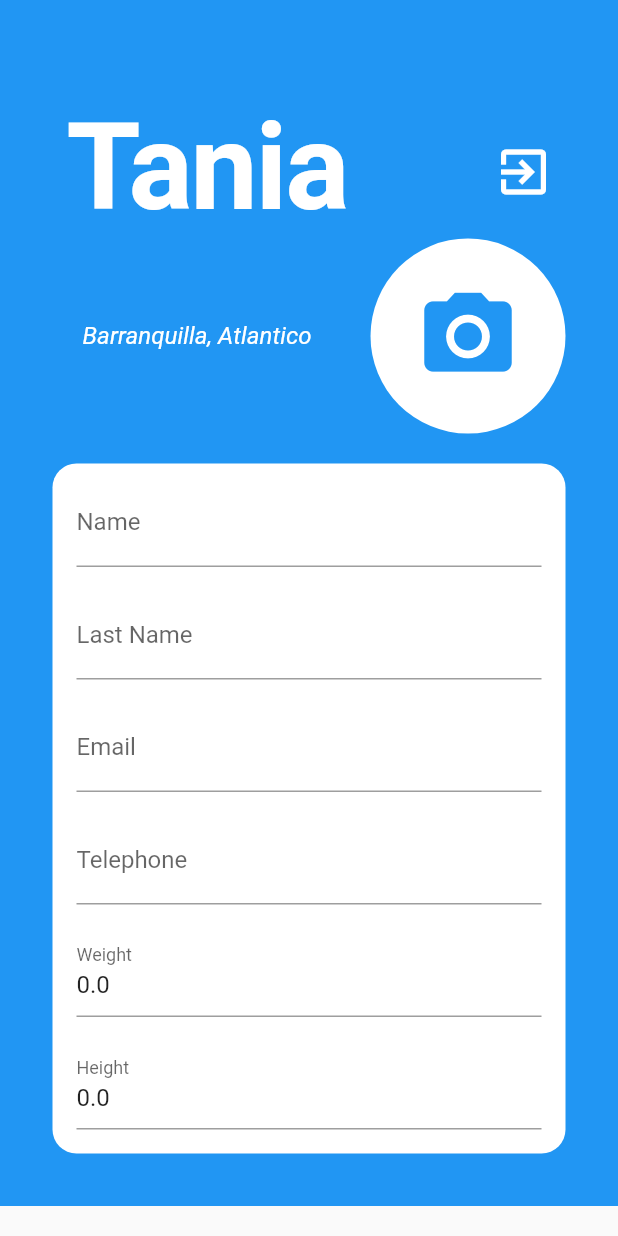
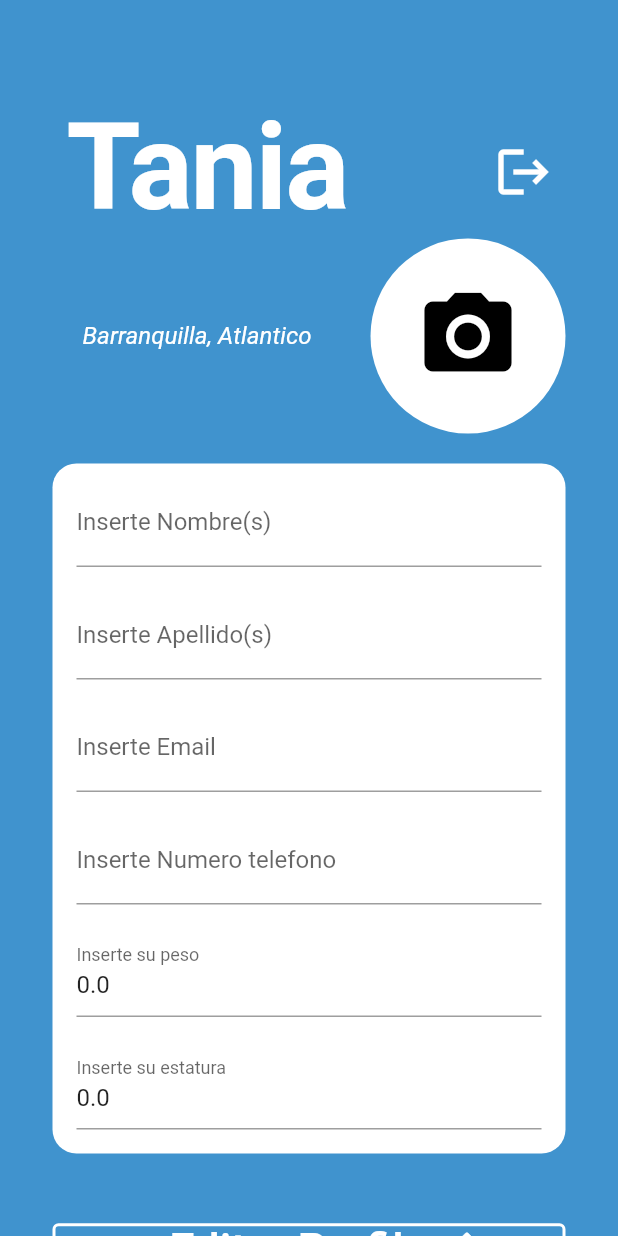
Before and after one commit to VictorCuerdo/trackyApp, a Flutter app: the screen it shows after launch, on a phone screen of 412 x 824 dp. Run offline on Flutter 3.47's test engine with Material 2 defaults, Android fonts, the light colour scheme and no system bars.

Commit message:
edit button added
Se inserta y arregla el boton de editar, se cambia el icono de exit por logout

```diff
--- a/trackyapp/lib/main.dart
+++ b/trackyapp/lib/main.dart
@@ -36,7 +36,7 @@ class _EditPersonalInfoState extends State<EditPersonalInfo> {
         children: [
           SingleChildScrollView(
             child: Container(
-              color: Colors.blue,
+              color: const Color.fromARGB(255, 64, 147, 206),
               padding: const EdgeInsets.all(
                   35.0), // ajusta los bordes laterale del formulario. Establece que tan ancho es el formulario
               child: Column(
@@ -60,10 +60,9 @@ class _EditPersonalInfoState extends State<EditPersonalInfo> {
                       ),
                       IconButton(
                         onPressed: () {},
-                        icon: const Icon(Icons.exit_to_app, size: 40),
+                        icon: const Icon(Icons.logout, size: 40),
                         color: Colors.white,
                         padding: const EdgeInsets.only(top: 5.0, right: 10.0),
-                        // alignment: Alignment.topRight,
                       ),
                     ],
                   ),
@@ -91,7 +90,7 @@ class _EditPersonalInfoState extends State<EditPersonalInfo> {
                         ),
                         child: IconButton(
                           icon: const Icon(Icons.photo_camera, size: 70),
-                          color: Colors.blue,
+                          color: Color.fromARGB(255, 0, 0, 0),
                           onPressed: () {
                             // TODO: implement photo upload
                           },
@@ -110,7 +109,8 @@ class _EditPersonalInfoState extends State<EditPersonalInfo> {
                       mainAxisSize: MainAxisSize.min,
                       children: <Widget>[
                         TextFormField(
-                          decoration: const InputDecoration(labelText: 'Name'),
+                          decoration: const InputDecoration(
+                              labelText: 'Inserte Nombre(s)'),
                           initialValue: _name,
                           onChanged: (value) {
                             setState(() {
@@ -120,8 +120,8 @@ class _EditPersonalInfoState extends State<EditPersonalInfo> {
                         ),
                         const SizedBox(height: 16.0),
                         TextFormField(
-                          decoration:
-                              const InputDecoration(labelText: 'Last Name'),
+                          decoration: const InputDecoration(
+                              labelText: 'Inserte Apellido(s)'),
                           initialValue: _lastName,
                           onChanged: (value) {
                             setState(() {
@@ -131,7 +131,8 @@ class _EditPersonalInfoState extends State<EditPersonalInfo> {
                         ),
                         const SizedBox(height: 16.0),
                         TextFormField(
-                          decoration: const InputDecoration(labelText: 'Email'),
+                          decoration:
+                              const InputDecoration(labelText: 'Inserte Email'),
                           initialValue: _email,
                           onChanged: (value) {
                             setState(() {
@@ -141,8 +142,8 @@ class _EditPersonalInfoState extends State<EditPersonalInfo> {
                         ),
                         const SizedBox(height: 16.0),
                         TextFormField(
-                          decoration:
-                              const InputDecoration(labelText: 'Telephone'),
+                          decoration: const InputDecoration(
+                              labelText: 'Inserte Numero telefono'),
                           initialValue: _telephone,
                           onChanged: (value) {
                             setState(() {
@@ -152,8 +153,8 @@ class _EditPersonalInfoState extends State<EditPersonalInfo> {
                         ),
                         const SizedBox(height: 16.0),
                         TextFormField(
-                          decoration:
-                              const InputDecoration(labelText: 'Weight'),
+                          decoration: const InputDecoration(
+                              labelText: 'Inserte su peso'),
                           initialValue: _weight?.toString(),
                           keyboardType: const TextInputType.numberWithOptions(
                               decimal: true),
@@ -165,8 +166,8 @@ class _EditPersonalInfoState extends State<EditPersonalInfo> {
                         ),
                         const SizedBox(height: 16.0),
                         TextFormField(
-                          decoration:
-                              const InputDecoration(labelText: 'Height'),
+                          decoration: const InputDecoration(
+                              labelText: 'Inserte su estatura'),
                           initialValue: _height?.toString(),
                           keyboardType: const TextInputType.numberWithOptions(
                               decimal: true),
@@ -179,6 +180,34 @@ class _EditPersonalInfoState extends State<EditPersonalInfo> {
                       ],
                     ),
                   ),
+                  const SizedBox(height: 40.0),
+                  OutlinedButton(
+                    onPressed: () {},
+                    style: OutlinedButton.styleFrom(
+                      side: const BorderSide(width: 2.0, color: Colors.white),
+                      minimumSize: const Size(double.infinity, 0),
+                      padding: const EdgeInsets.symmetric(horizontal: 20.0),
+                    ),
+                    child: Row(
+                      mainAxisAlignment: MainAxisAlignment.center,
+                      children: const [
+                        SizedBox(width: 20.0),
+                        Text(
+                          'Editar Perfil',
+                          style: TextStyle(
+                            color: Colors.white,
+                            fontSize: 30.0,
+                          ),
+                        ),
+                        SizedBox(width: 20.0),
+                        Icon(
+                          Icons.edit,
+                          color: Colors.white,
+                          size: 30.0,
+                        )
+                      ],
+                    ),
+                  ),
                 ],
               ),
             ),
```
